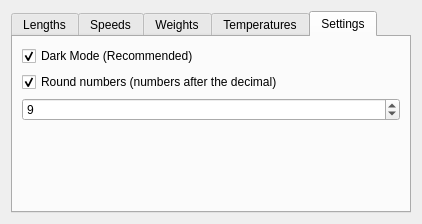
Old version of the form ui_2t.ui in the repository HugoTro/unit-converter.
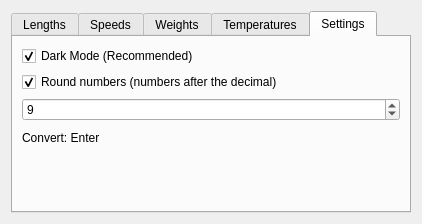
New version of the form. The open tabs and pages were chosen to show the change.

What changed in the file:
```diff
--- a/ui_2t.ui
+++ b/ui_2t.ui
@@ -189,6 +189,22 @@
        <string>Settings</string>
       </attribute>
       <layout class="QGridLayout" name="gridLayout_4">
+       <item row="3" column="0">
+        <widget class="QLabel" name="label_4">
+         <property name="maximumSize">
+          <size>
+           <width>16777215</width>
+           <height>22</height>
+          </size>
+         </property>
+         <property name="text">
+          <string>Convert: Enter</string>
+         </property>
+         <property name="alignment">
+          <set>Qt::AlignLeading|Qt::AlignLeft|Qt::AlignVCenter</set>
+         </property>
+        </widget>
+       </item>
        <item row="1" column="0">
         <widget class="QCheckBox" name="check_rnding">
          <property name="text">
@@ -202,6 +218,23 @@
          </property>
         </widget>
        </item>
+       <item row="4" column="0">
+        <widget class="QLabel" name="label_3">
+         <property name="text">
+          <string/>
+         </property>
+        </widget>
+       </item>
+       <item row="0" column="0">
+        <widget class="QCheckBox" name="check_dark_mode">
+         <property name="text">
+          <string>Dark Mode (Recommended)</string>
+         </property>
+         <property name="checked">
+          <bool>true</bool>
+         </property>
+        </widget>
+       </item>
        <item row="2" column="0">
         <widget class="QSpinBox" name="nbr_rnding">
          <property name="maximum">
@@ -212,23 +245,6 @@
          </property>
         </widget>
        </item>
-       <item row="0" column="0">
-        <widget class="QCheckBox" name="check_dark_mode">
-         <property name="text">
-          <string>Dark Mode (Recommended)</string>
-         </property>
-         <property name="checked">
-          <bool>true</bool>
-         </property>
-        </widget>
-       </item>
-       <item row="3" column="0">
-        <widget class="QLabel" name="label_3">
-         <property name="text">
-          <string/>
-         </property>
-        </widget>
-       </item>
       </layout>
      </widget>
     </widget>
```
